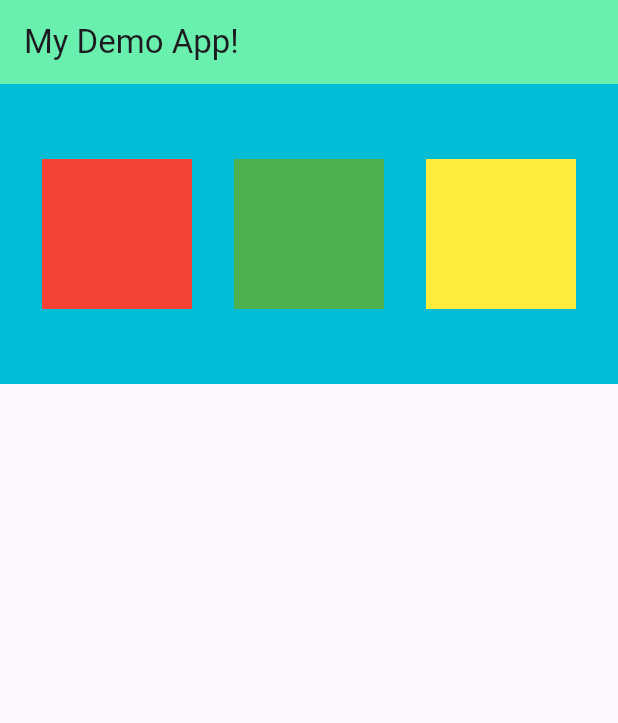
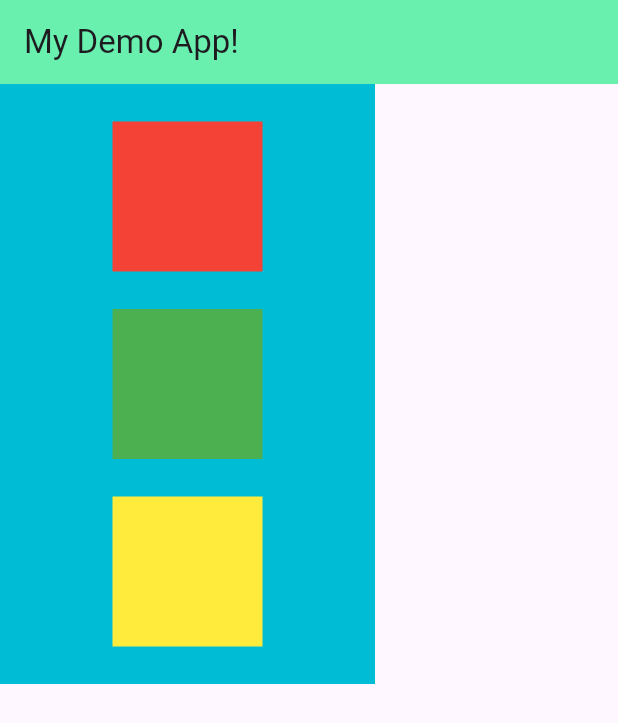
Before and after one commit to SunilKumarYadav1991/Flutter-Fundamental, a Flutter app: the screen it shows after launch, on a phone screen of 412 x 824 dp. Shown: the top 723 px of the screen. Run offline on Flutter 3.47's test engine with Material 3 defaults, Android fonts, the phone set to English and light mode, and no system bars.

Commit message:
Example for column

```diff
--- a/demo_flutter_project/lib/main.dart
+++ b/demo_flutter_project/lib/main.dart
@@ -26,11 +26,13 @@ class HomePage extends StatelessWidget {
         backgroundColor: Colors.greenAccent,                     /* Need to add color as default banner is white color */
       ),
       body: Container(                                             /* body: Container() Centre will force all widgets under body in centre of screen*/
-        height: 200,
+        height: 400,
+        width: 250,
         color: Colors.cyan,
-        child: Row(                                                /* Row will hold box container widget*/
+        child: Column(                                                /* Row will hold box container widgethorizontally and Column() in vertical*/
           mainAxisAlignment: MainAxisAlignment.spaceEvenly,
           crossAxisAlignment: CrossAxisAlignment.center,
+          mainAxisSize: MainAxisSize.max,                           /* Inherits from parent i.e. Container() in this case*/
           children: [
             Container(                                              /* Each container has either one child or multiple children*/
               padding:const EdgeInsets.all(12) ,
```
